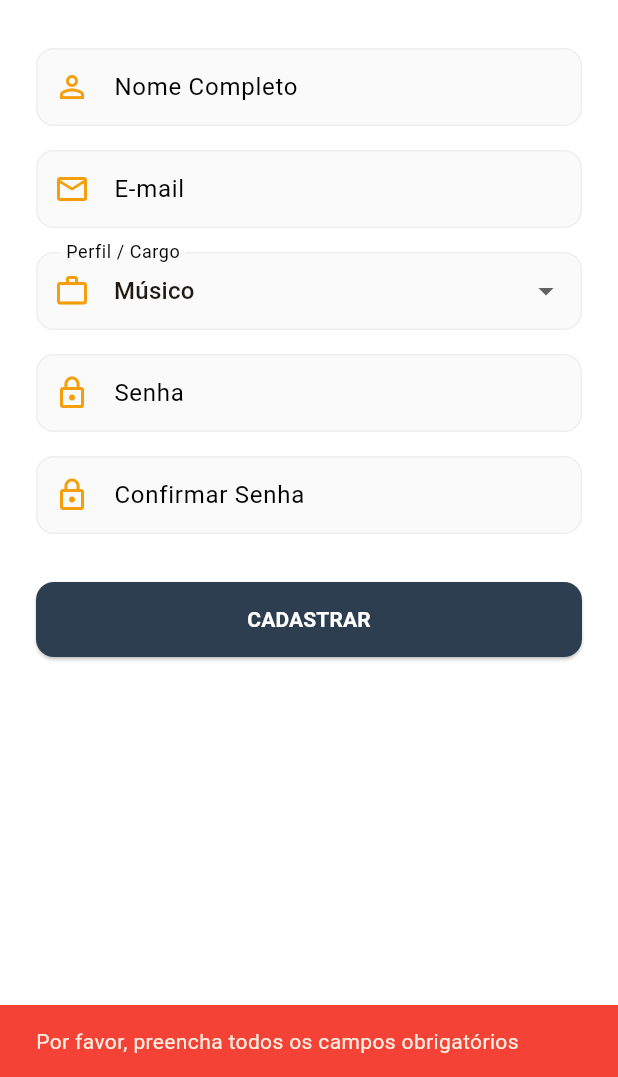
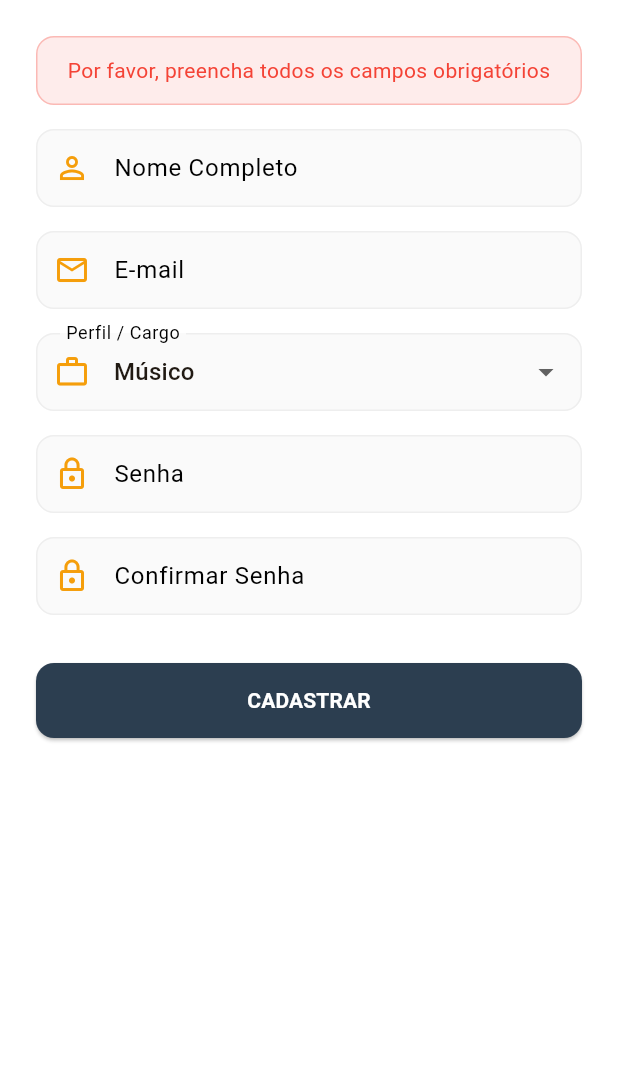
Before and after one commit to LucasDavid80/my-roadie-platform, a Flutter app: the SignupBottomSheet widget shown alone on an empty page, opened directly, after a tap on "CADASTRAR", on a phone screen of 412 x 824 dp, the part 159-1236 px from its top. Run offline on Flutter 3.47's test engine with Material 3 defaults, Android fonts, the phone set to English and light mode, and no system bars; our stand-ins replace flutter_riverpod, flutter_svg, go_router, supabase_flutter, table_calendar; accounts and stored records are empty.

Commit message:
fix(mobile): adicionar banner visual interno de erro no modal de cadastro

```diff
--- a/mobile/lib/presentation/screens/auth/widgets/signup_bottom_sheet.dart
+++ b/mobile/lib/presentation/screens/auth/widgets/signup_bottom_sheet.dart
@@ -18,6 +18,7 @@ class _SignupBottomSheetState extends ConsumerState<SignupBottomSheet> {
   final _confirmPasswordController = TextEditingController();
   String _selectedRole = 'MUSICIAN';
   bool _isLoading = false;
+  String? _errorMessage;
 
   @override
   void dispose() {
@@ -34,43 +35,35 @@ class _SignupBottomSheetState extends ConsumerState<SignupBottomSheet> {
     final password = _passwordController.text.trim();
     final confirmPassword = _confirmPasswordController.text.trim();
 
+    setState(() {
+      _errorMessage = null;
+    });
+
     if (name.isEmpty || email.isEmpty || password.isEmpty) {
-      ScaffoldMessenger.of(context).showSnackBar(
-        const SnackBar(
-          content: Text('Por favor, preencha todos os campos obrigatórios'),
-          backgroundColor: Colors.red,
-        ),
-      );
+      setState(() {
+        _errorMessage = 'Por favor, preencha todos os campos obrigatórios';
+      });
       return;
     }
 
     if (!email.contains('@') || !email.contains('.')) {
-      ScaffoldMessenger.of(context).showSnackBar(
-        const SnackBar(
-          content: Text('Por favor, informe um e-mail válido'),
-          backgroundColor: Colors.red,
-        ),
-      );
+      setState(() {
+        _errorMessage = 'Por favor, informe um e-mail válido';
+      });
       return;
     }
 
     if (password.length < 6) {
-      ScaffoldMessenger.of(context).showSnackBar(
-        const SnackBar(
-          content: Text('A senha deve ter pelo menos 6 caracteres'),
-          backgroundColor: Colors.red,
-        ),
-      );
+      setState(() {
+        _errorMessage = 'A senha deve ter pelo menos 6 caracteres';
+      });
       return;
     }
 
     if (password != confirmPassword) {
-      ScaffoldMessenger.of(context).showSnackBar(
-        const SnackBar(
-          content: Text('As senhas não coincidem'),
-          backgroundColor: Colors.red,
-        ),
-      );
+      setState(() {
+        _errorMessage = 'As senhas não coincidem';
+      });
       return;
     }
 
@@ -96,12 +89,9 @@ class _SignupBottomSheetState extends ConsumerState<SignupBottomSheet> {
             ),
           );
         } else {
-          ScaffoldMessenger.of(context).showSnackBar(
-            const SnackBar(
-              content: Text('Falha ao realizar cadastro. Tente novamente.'),
-              backgroundColor: Colors.red,
-            ),
-          );
+          setState(() {
+            _errorMessage = 'Falha ao realizar cadastro. Tente novamente.';
+          });
         }
       }
     } catch (e) {
@@ -122,12 +112,9 @@ class _SignupBottomSheetState extends ConsumerState<SignupBottomSheet> {
           displayMessage = 'A senha deve ter pelo menos 6 caracteres';
         }
 
-        ScaffoldMessenger.of(context).showSnackBar(
-          SnackBar(
-            content: Text(displayMessage),
-            backgroundColor: Colors.red,
-          ),
-        );
+        setState(() {
+          _errorMessage = displayMessage;
+        });
       }
     } finally {
       if (mounted) {
@@ -173,7 +160,28 @@ class _SignupBottomSheetState extends ConsumerState<SignupBottomSheet> {
               'Junte-se ao MyRoadie hoje!',
               style: TextStyle(color: Colors.grey),
             ),
-            const SizedBox(height: 32),
+            const SizedBox(height: 24),
+
+            if (_errorMessage != null) ...[
+              Container(
+                width: double.infinity,
+                padding: const EdgeInsets.all(12),
+                decoration: BoxDecoration(
+                  color: Colors.red.withValues(alpha: 0.1),
+                  border: Border.all(color: Colors.red.withValues(alpha: 0.3)),
+                  borderRadius: BorderRadius.circular(12),
+                ),
+                child: Text(
+                  _errorMessage!,
+                  textAlign: TextAlign.center,
+                  style: const TextStyle(
+                    color: Colors.red,
+                    fontSize: 14,
+                  ),
+                ),
+              ),
+              const SizedBox(height: 16),
+            ],
             _buildInput('Nome Completo', Icons.person_outline, controller: _nameController),
             const SizedBox(height: 16),
             _buildInput('E-mail', Icons.email_outlined, controller: _emailController, keyboardType: TextInputType.emailAddress),
```
